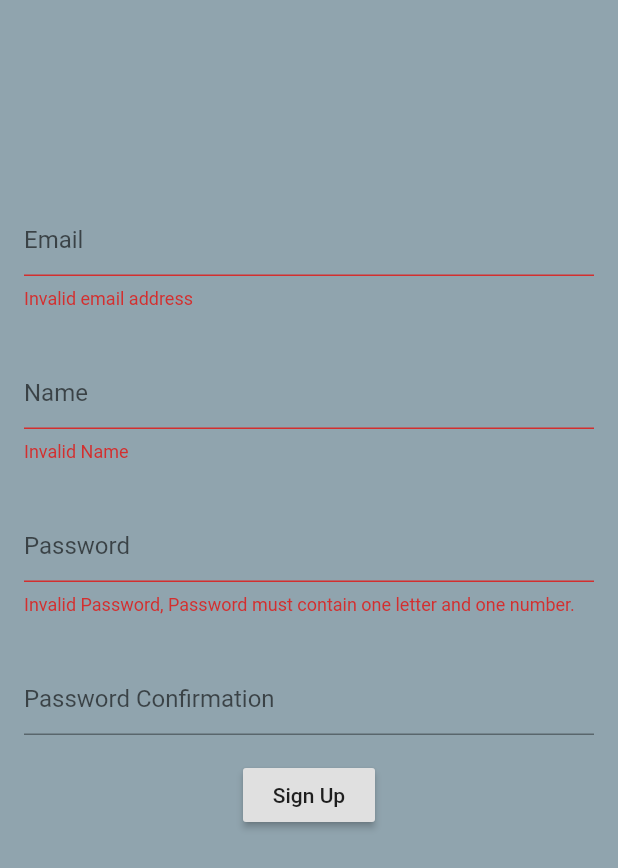
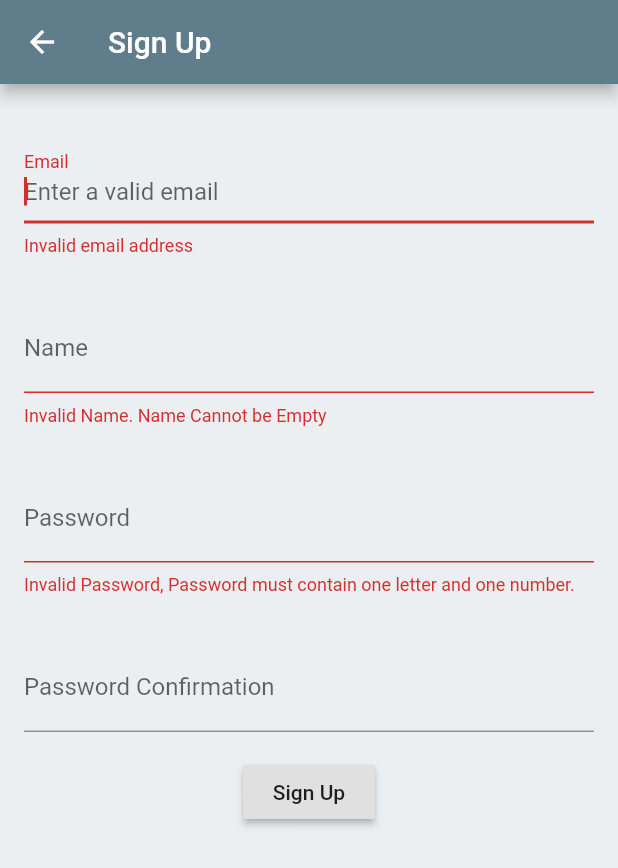
Before and after one commit to de7miii/todo-app, a Flutter app: the SignUpPage screen opened by its route, after a tap on "Sign Up", on a phone screen of 412 x 824 dp. Shown: the top 868 px of the screen. Run offline on Flutter 3.47's test engine with Material 2 defaults, Android fonts, the phone set to English and light mode, and no system bars; our stand-ins replace email_validator.

Commit message:
Finished Sign Up page UI including input validation.

```diff
--- /dev/null
+++ b/lib/helpers/validators.dart
@@ -0,0 +1,26 @@
+import 'package:email_validator/email_validator.dart';
+
+String validateEmail(String email) => EmailValidator.validate(email) ? null : 'Invalid email address';
+
+String validateName(String name) {
+  if (name.isEmpty)
+    return 'Invalid Name. Name Cannot be Empty';
+  else
+    return null;
+}
+
+String validatePassword(String password) {
+  Pattern pattern = r'^(?=.*[A-Za-z])(?=.*\d)[A-Za-z\d]{8,}$';
+  RegExp regex = RegExp(pattern);
+  if (!regex.hasMatch(password))
+    return 'Invalid Password, Password must contain one letter and one number.';
+  else
+    return null;
+}
+
+String validateConfirmationPassword(String password, String validationPassword){
+  if (password != validationPassword)
+    return 'Confirmation does not match password.';
+  else
+    return null;
+}
--- a/lib/main.dart
+++ b/lib/main.dart
@@ -1,5 +1,5 @@
 import 'package:flutter/material.dart';
 
-import 'ui/home.dart';
+import 'ui/pages/home.dart';
 
 void main() => runApp(MyApp());
--- a/lib/ui/home.dart
+++ /dev/null
@@ -1,55 +0,0 @@
-import 'package:flutter/material.dart';
-
-import 'login.dart';
-import 'signup.dart';
-
-class MyApp extends StatelessWidget {
-  @override
-  Widget build(BuildContext context) {
-    return MaterialApp(
-      title: 'To-do-da',
-      initialRoute: '/',
-      routes: {
-        '/': (context) => HomePage(),
-        '/signup': (context) => SignUpPage(),
-        '/login': (context) => LoginPage()
-      },
-    );
-  }
-}
-
-class HomePage extends StatelessWidget {
-  @override
-  Widget build(BuildContext context) {
-    return SafeArea(
-      child: Scaffold(
-        backgroundColor: Colors.blueGrey.shade200,
-        body: Center(
-          child: Row(
-            children: <Widget>[
-              Expanded(
-                child: RaisedButton(
-                  child: Text('Login'),
-                  onPressed: () {
-                    Navigator.pushNamed(context, '/login');
-                  },
-                ),
-              ),
-              SizedBox(
-                width: 10.0,
-              ),
-              Expanded(
-                child: RaisedButton(
-                  child: Text('SignUp'),
-                  onPressed: (){
-                    Navigator.pushNamed(context, '/signup');
-                  },
-                ),
-              )
-            ],
-          ),
-        ),
-      ),
-    );
-  }
-}
--- a/lib/ui/login.dart
+++ /dev/null
@@ -1,14 +0,0 @@
-import 'package:flutter/material.dart';
-
-class LoginPage extends StatelessWidget {
-  @override
-  Widget build(BuildContext context) {
-    return MaterialApp(
-      home: SafeArea(
-        child: Scaffold(
-          backgroundColor: Colors.pinkAccent.shade200,
-        ),
-      ),
-    );
-  }
-}
--- /dev/null
+++ b/lib/ui/pages/home.dart
@@ -0,0 +1,57 @@
+import 'package:flutter/material.dart';
+import 'package:todo/ui/widgets/appBar.dart';
+
+import 'login.dart';
+import 'signup.dart';
+
+final _title = 'To-Do-Da';
+
+class MyApp extends StatelessWidget {
+  @override
+  Widget build(BuildContext context) {
+    return MaterialApp(
+      title: _title,
+      initialRoute: '/',
+      routes: {
+        '/': (context) => HomePage(),
+        '/signup': (context) => SignUpPage(),
+        '/login': (context) => LoginPage()
+      },
+    );
+  }
+}
+
+class HomePage extends StatelessWidget {
+  @override
+  Widget build(BuildContext context) {
+    return Scaffold(
+      appBar: customAppBar(_title),
+      backgroundColor: Colors.blueGrey.shade50,
+      body: Center(
+        child: Row(
+          children: <Widget>[
+            Expanded(
+              child: RaisedButton(
+                child: Text('Login'),
+                onPressed: () {
+                  Navigator.pushNamed(context, '/login');
+                },
+              ),
+            ),
+            SizedBox(
+              width: 10.0,
+            ),
+            Expanded(
+              child: RaisedButton(
+                child: Text('SignUp'),
+                onPressed: () {
+                  Navigator.pushNamed(context, '/signup');
+                },
+              ),
+            )
+          ],
+        ),
+      ),
+    );
+  }
+}
--- /dev/null
+++ b/lib/ui/pages/login.dart
@@ -0,0 +1,30 @@
+import 'package:flutter/material.dart';
+import 'package:todo/ui/widgets/appBar.dart';
+
+final _title = 'Login';
+
+class LoginPage extends StatelessWidget {
+  @override
+  Widget build(BuildContext context) {
+    return Scaffold(
+      appBar: customAppBar(_title),
+      body: Padding(
+        padding: EdgeInsets.all(16.0),
+        child: SingleChildScrollView(child: Login()),
+      ),
+    );
+  }
+}
+
+class Login extends StatefulWidget {
+
+  @override
+  _LoginState createState() => _LoginState();
+}
+
+class _LoginState extends State<Login> {
+  @override
+  Widget build(BuildContext context) {
+    return Container();
+  }
+}
--- /dev/null
+++ b/lib/ui/pages/signup.dart
@@ -0,0 +1,127 @@
+import 'package:flutter/material.dart';
+import 'package:todo/ui/widgets/appBar.dart';
+import 'package:todo/ui/widgets/inputTextField.dart';
+import 'package:todo/helpers/validators.dart';
+
+final _title = 'Sign Up';
+
+class SignUpPage extends StatelessWidget {
+  @override
+  Widget build(BuildContext context) {
+    return Scaffold(
+      appBar: customAppBar(_title),
+      backgroundColor: Colors.blueGrey.shade50,
+      body: Padding(
+        padding: const EdgeInsets.only(top: 18.0),
+        child: SingleChildScrollView(child: SignUp()),
+      ),
+    );
+  }
+}
+
+class SignUp extends StatefulWidget {
+  @override
+  _SignUpState createState() => _SignUpState();
+}
+
+class _SignUpState extends State<SignUp> {
+  final _formKey = GlobalKey<FormState>();
+  var _email, _name, _password, _passwordConfirmation = '';
+  var _validationPassword = '';
+  @override
+  Widget build(BuildContext context) {
+    return Form(
+      key: _formKey,
+      child: Column(
+        mainAxisSize: MainAxisSize.min,
+        children: <Widget>[
+          Padding(
+            padding: const EdgeInsets.all(16.0),
+            child: inputTextField(
+                context: context,
+                inputText: _email,
+                autoValidate: true,
+                autoFocus: true,
+                hintText: 'Enter a valid email',
+                labelText: 'Email',
+                textInputAction: TextInputAction.next,
+                textCapitalization: TextCapitalization.none,
+                textInputType: TextInputType.emailAddress,
+                validator: (value) => validateEmail(value),
+                onSubmitted: (value) {
+                  FocusScope.of(context).nextFocus();
+                }),
+          ),
+          Padding(
+            padding: const EdgeInsets.all(16.0),
+            child: inputTextField(
+              context: context,
+              inputText: _name,
+              hintText: 'Enter your name',
+              labelText: 'Name',
+              textInputAction: TextInputAction.next,
+              textCapitalization: TextCapitalization.words,
+              textInputType: TextInputType.text,
+              validator: (value) => validateName(value),
+              onSubmitted: (value) {
+                FocusScope.of(context).nextFocus();
+              },
+            ),
+          ),
+          Padding(
+            padding: const EdgeInsets.all(16.0),
+            child: inputTextField(
+              context: context,
+              inputText: _password,
+              hintText: 'Please enter a unique password',
+              labelText: 'Password',
+              obscureText: true,
+              textInputAction: TextInputAction.next,
+              textCapitalization: TextCapitalization.none,
+              textInputType: TextInputType.text,
+              validator: (value) => validatePassword(value),
+              onChanged: (value) => {
+                setState(() {
+                  _validationPassword = value;
+                })
+              },
+              onSubmitted: (value) {
+                FocusScope.of(context).nextFocus();
+              },
+            ),
+          ),
+          Padding(
+            padding: const EdgeInsets.all(16.0),
+            child: inputTextField(
+              context: context,
+              inputText: _passwordConfirmation,
+              autoValidate: true,
+              hintText: 'Enter your passwrod again please',
+              labelText: 'Password Confirmation',
+              obscureText: true,
+              textInputAction: TextInputAction.done,
+              textCapitalization: TextCapitalization.none,
+              textInputType: TextInputType.text,
+              validator: (value) =>
+                  validateConfirmationPassword(value, _validationPassword),
+              onSubmitted: (value) {
+                FocusScope.of(context).unfocus();
+              },
+            ),
+          ),
+          RaisedButton(
+            child: Text('Sign Up'),
+            onPressed: () {
+              if (_formKey.currentState.validate()) {
+                _formKey.currentState.save();
+                Scaffold.of(context).showSnackBar(SnackBar(
+                    content: Text('Sign Up Done'),
+                    backgroundColor: Colors.blueGrey.shade900));
+              }
+            },
+          )
+        ],
+      ),
+    );
+  }
+}
--- a/lib/ui/signup.dart
+++ /dev/null
@@ -1,112 +0,0 @@
-import 'package:email_validator/email_validator.dart';
-import 'package:flutter/material.dart';
-
-class SignUpPage extends StatelessWidget {
-  @override
-  Widget build(BuildContext context) {
-    return SafeArea(
-      child: Scaffold(
-        backgroundColor: Colors.blueGrey.shade300,
-        body: Padding(
-          padding: const EdgeInsets.only(top: 120.0),
-          child: SignUp(),
-        ),
-      ),
-    );
-  }
-}
-
-class SignUp extends StatefulWidget {
-  @override
-  _SignUpState createState() => _SignUpState();
-}
-
-class _SignUpState extends State<SignUp> {
-  final _formKey = GlobalKey<FormState>();
-  var _email, _name, _password, _passwordConfirmation = '';
-  var _validationPassword = '';
-  @override
-  Widget build(BuildContext context) {
-    return Form(
-      key: _formKey,
-      child: Column(
-        children: <Widget>[
-          Padding(
-            padding: const EdgeInsets.all(16.0),
-            child: TextFormField(
-              decoration: InputDecoration(
-                hintText: 'Email'
-              ),
-              validator: (value) => EmailValidator.validate(value)? null: 'Invalid email address',
-              textInputAction: TextInputAction.next,
-              onSaved: (email) => _email = email,
-            ),
-          ),
-          Padding(
-            padding: const EdgeInsets.all(16.0),
-            child: TextFormField(
-              decoration: InputDecoration(
-                hintText: 'Name'
-              ),
-              validator: (value) {
-                Pattern pattern = r'^[A-Z][a-zA-Z]{3,}(?: [A-Z][a-zA-Z]*){0,2}$';
-                RegExp regex = RegExp(pattern);
-                if (!regex.hasMatch(value))
-                  return 'Invalid Name';
-                else
-                  return null;
-              },
-              textInputAction: TextInputAction.next,
-              onSaved: (name) => _name = name,
-            ),
-          ),
-          Padding(
-            padding: const EdgeInsets.all(16.0),
-            child: TextFormField(
-              decoration: InputDecoration(
-                hintText: 'Password'
-              ),
-              obscureText: true,
-              validator: (value) {
-                Pattern pattern = r'^(?=.*[A-Za-z])(?=.*\d)[A-Za-z\d]{8,}$';
-                RegExp regex = RegExp(pattern);
-                if (!regex.hasMatch(value))
-                  return 'Invalid Password, Password must contain one letter and one number.';
-                else
-                  return null;
-              },
-              textInputAction: TextInputAction.next,
-              onFieldSubmitted: (value) => _validationPassword = value,
-              onSaved: (password) => _password = password,
-            ),
-          ),
-          Padding(
-            padding: const EdgeInsets.all(16.0),
-            child: TextFormField(
-              decoration: InputDecoration(
-                hintText: 'Password Confirmation'
-              ),
-              obscureText: true,
-              validator: (value) {
-                if (value != _validationPassword)
-                  return 'Confirmation must be same as password';
-                else
-                  return null;
-              },
-              textInputAction: TextInputAction.done,
-              onSaved: (passwordConfirmation) => _passwordConfirmation = passwordConfirmation,
-            ),
-          ),
-          RaisedButton(
-            child: Text('Sign Up'),
-            onPressed: () {
-              if(_formKey.currentState.validate()){
-                _formKey.currentState.save();
-              }
-            },
-          )
-        ],
-      ),
-    );
-  }
-}
--- /dev/null
+++ b/lib/ui/widgets/appBar.dart
@@ -0,0 +1,8 @@
+import 'package:flutter/material.dart';
+
+Widget customAppBar(String title, {Color bgColor = Colors.blueGrey}){
+  return AppBar(
+    title: Text(title),
+    backgroundColor: bgColor,
+  );
+}
--- /dev/null
+++ b/lib/ui/widgets/inputTextField.dart
@@ -0,0 +1,30 @@
+import 'package:flutter/material.dart';
+
+Widget inputTextField(
+    {BuildContext context,
+    String inputText,
+    Function validator,
+    Function onSubmitted,
+    bool autoValidate = false,
+    bool autoFocus = false,
+    String hintText,
+    String labelText,
+    TextInputAction textInputAction = TextInputAction.next,
+    TextInputType textInputType,
+    TextCapitalization textCapitalization,
+    bool obscureText = false,
+    Function onChanged}) {
+  return TextFormField(
+    autovalidate: autoValidate,
+    autofocus: autoFocus,
+    decoration: InputDecoration(hintText: hintText, labelText: labelText),
+    validator: validator,
+    textInputAction: textInputAction,
+    onSaved: (value) => inputText = value,
+    onFieldSubmitted: onSubmitted,
+    obscureText: obscureText,
+    onChanged: onChanged,
+    textCapitalization: textCapitalization,
+    keyboardType: textInputType,
+  );
+}
```
